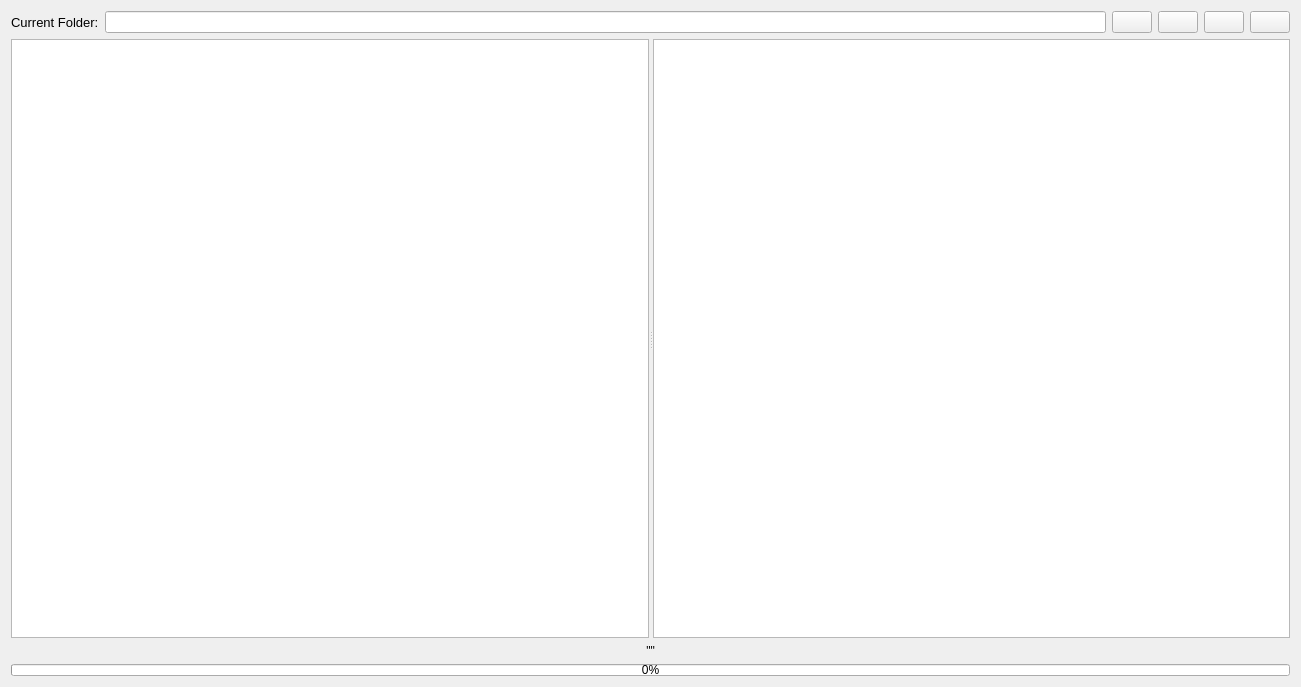
First picture: the form in files.ui, repository aumanimationstudios/Files, before the edit.
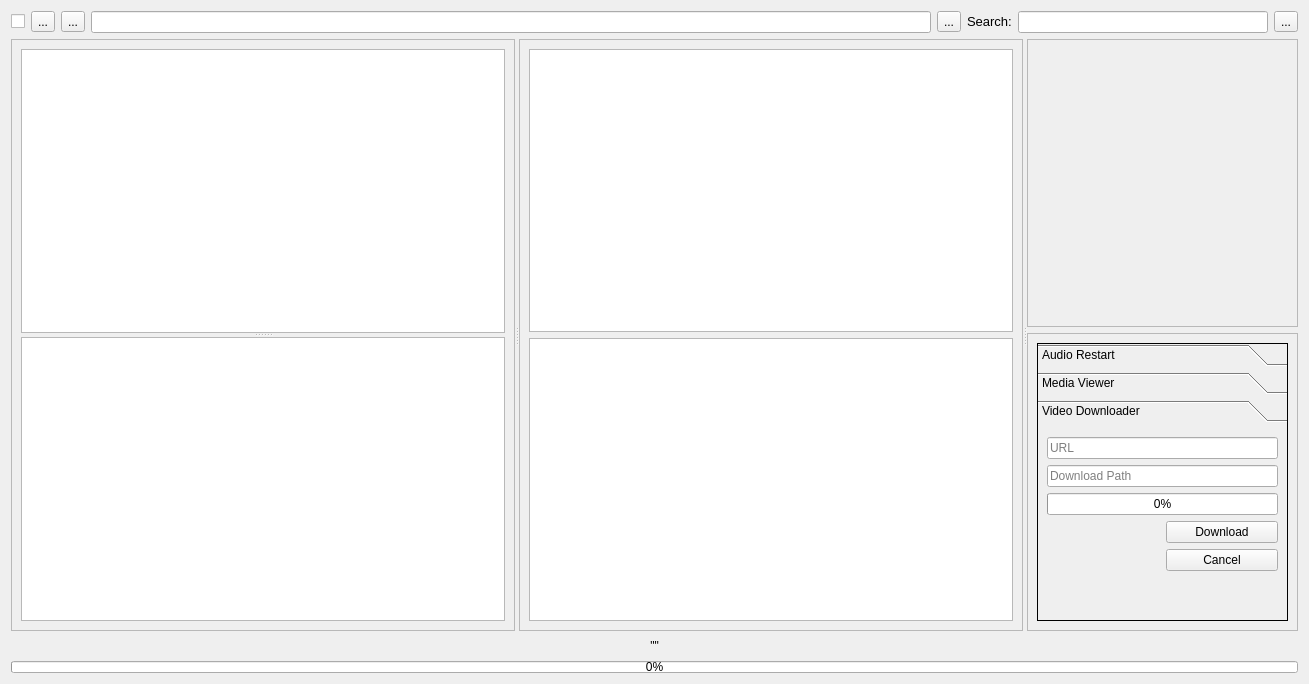
Second picture: the form after the edit. The open tabs and pages were chosen to show the change.

What changed in the file:
```diff
--- a/files.ui
+++ b/files.ui
@@ -2,12 +2,15 @@
 <ui version="4.0">
  <class>Form</class>
  <widget class="QWidget" name="Form">
+  <property name="enabled">
+   <bool>true</bool>
+  </property>
   <property name="geometry">
    <rect>
     <x>0</x>
     <y>0</y>
-    <width>1301</width>
-    <height>687</height>
+    <width>1309</width>
+    <height>684</height>
    </rect>
   </property>
   <property name="windowTitle">
@@ -16,80 +19,61 @@
   <property name="styleSheet">
    <string notr="true"/>
   </property>
-  <layout class="QGridLayout" name="gridLayout">
-   <item row="0" column="0">
-    <layout class="QHBoxLayout" name="horizontalLayout">
-     <item>
-      <widget class="QLabel" name="label">
-       <property name="font">
-        <font>
-         <pointsize>10</pointsize>
-        </font>
-       </property>
-       <property name="text">
-        <string>Current Folder:</string>
-       </property>
-      </widget>
-     </item>
-     <item>
-      <widget class="QLineEdit" name="currentFolder">
-       <property name="clearButtonEnabled">
-        <bool>true</bool>
-       </property>
-      </widget>
-     </item>
-     <item>
-      <widget class="QPushButton" name="pasteButton">
-       <property name="text">
-        <string/>
-       </property>
-      </widget>
-     </item>
-     <item>
-      <widget class="QPushButton" name="copyButton">
-       <property name="text">
-        <string/>
-       </property>
-      </widget>
-     </item>
-     <item>
-      <widget class="QPushButton" name="upButton">
-       <property name="text">
-        <string/>
-       </property>
-      </widget>
-     </item>
-     <item>
-      <widget class="QPushButton" name="goButton">
-       <property name="text">
-        <string/>
-       </property>
-      </widget>
-     </item>
-    </layout>
-   </item>
+  <layout class="QGridLayout" name="gridLayout_6">
    <item row="1" column="0">
-    <layout class="QVBoxLayout" name="verticalLayout">
-     <item>
-      <widget class="QSplitter" name="splitter">
-       <property name="enabled">
-        <bool>true</bool>
-       </property>
+    <widget class="QSplitter" name="v_splitter1">
+     <property name="orientation">
+      <enum>Qt::Horizontal</enum>
+     </property>
+     <widget class="QSplitter" name="v_splitter2">
+      <property name="orientation">
+       <enum>Qt::Horizontal</enum>
+      </property>
+      <widget class="QFrame" name="frame_1">
+       <property name="frameShape">
+        <enum>QFrame::StyledPanel</enum>
+       </property>
+       <property name="frameShadow">
+        <enum>QFrame::Raised</enum>
+       </property>
+       <layout class="QGridLayout" name="gridLayout_2">
+        <item row="0" column="0">
+         <widget class="QSplitter" name="h_splitter">
+          <property name="orientation">
+           <enum>Qt::Vertical</enum>
+          </property>
+          <widget class="QListView" name="favourites">
        <property name="sizePolicy">
-        <sizepolicy hsizetype="MinimumExpanding" vsizetype="Expanding">
+            <sizepolicy hsizetype="Expanding" vsizetype="Expanding">
          <horstretch>0</horstretch>
          <verstretch>0</verstretch>
         </sizepolicy>
        </property>
-       <property name="font">
-        <font/>
-       </property>
-       <property name="orientation">
-        <enum>Qt::Horizontal</enum>
-       </property>
-       <property name="opaqueResize">
-        <bool>true</bool>
-       </property>
+           <property name="minimumSize">
+            <size>
+             <width>256</width>
+             <height>0</height>
+            </size>
+           </property>
+           <property name="focusPolicy">
+            <enum>Qt::NoFocus</enum>
+           </property>
+           <property name="contextMenuPolicy">
+            <enum>Qt::CustomContextMenu</enum>
+           </property>
+           <property name="alternatingRowColors">
+            <bool>false</bool>
+           </property>
+           <property name="selectionMode">
+            <enum>QAbstractItemView::ExtendedSelection</enum>
+           </property>
+           <property name="textElideMode">
+            <enum>Qt::ElideMiddle</enum>
+           </property>
+           <property name="viewMode">
+            <enum>QListView::ListMode</enum>
+           </property>
+          </widget>
        <widget class="QTreeView" name="treeDirs">
         <property name="sizePolicy">
          <sizepolicy hsizetype="Expanding" vsizetype="Expanding">
@@ -131,6 +115,82 @@
          <bool>false</bool>
         </property>
        </widget>
+         </widget>
+        </item>
+       </layout>
+      </widget>
+      <widget class="QFrame" name="frame_2">
+       <property name="frameShape">
+        <enum>QFrame::StyledPanel</enum>
+       </property>
+       <property name="frameShadow">
+        <enum>QFrame::Raised</enum>
+       </property>
+       <layout class="QGridLayout" name="gridLayout_3">
+        <item row="0" column="0">
+         <layout class="QVBoxLayout" name="verticalLayout">
+          <property name="leftMargin">
+           <number>0</number>
+          </property>
+          <item>
+           <widget class="QListView" name="iconFiles">
+            <property name="focusPolicy">
+             <enum>Qt::NoFocus</enum>
+            </property>
+            <property name="contextMenuPolicy">
+             <enum>Qt::CustomContextMenu</enum>
+            </property>
+            <property name="defaultDropAction">
+             <enum>Qt::IgnoreAction</enum>
+            </property>
+            <property name="selectionMode">
+             <enum>QAbstractItemView::ExtendedSelection</enum>
+            </property>
+            <property name="iconSize">
+             <size>
+              <width>128</width>
+              <height>128</height>
+             </size>
+            </property>
+            <property name="textElideMode">
+             <enum>Qt::ElideRight</enum>
+            </property>
+            <property name="movement">
+             <enum>QListView::Static</enum>
+            </property>
+            <property name="flow">
+             <enum>QListView::LeftToRight</enum>
+            </property>
+            <property name="isWrapping" stdset="0">
+             <bool>true</bool>
+            </property>
+            <property name="resizeMode">
+             <enum>QListView::Adjust</enum>
+            </property>
+            <property name="layoutMode">
+             <enum>QListView::SinglePass</enum>
+            </property>
+            <property name="gridSize">
+             <size>
+              <width>200</width>
+              <height>200</height>
+             </size>
+            </property>
+            <property name="viewMode">
+             <enum>QListView::IconMode</enum>
+            </property>
+            <property name="modelColumn">
+             <number>0</number>
+            </property>
+            <property name="uniformItemSizes">
+             <bool>false</bool>
+            </property>
+            <property name="wordWrap">
+             <bool>true</bool>
+            </property>
+           </widget>
+          </item>
+          <item>
        <widget class="QTreeView" name="listFiles">
         <property name="sizePolicy">
          <sizepolicy hsizetype="MinimumExpanding" vsizetype="Expanding">
@@ -163,8 +223,272 @@
          <bool>false</bool>
         </property>
        </widget>
+          </item>
+         </layout>
+        </item>
+       </layout>
       </widget>
-     </item>
+     </widget>
+     <widget class="QWidget" name="layoutWidget">
+      <layout class="QGridLayout" name="gridLayout">
+       <property name="sizeConstraint">
+        <enum>QLayout::SetDefaultConstraint</enum>
+       </property>
+       <item row="1" column="0">
+        <widget class="QFrame" name="toolsFrame">
+         <property name="sizePolicy">
+          <sizepolicy hsizetype="Preferred" vsizetype="Preferred">
+           <horstretch>0</horstretch>
+           <verstretch>0</verstretch>
+          </sizepolicy>
+         </property>
+         <property name="maximumSize">
+          <size>
+           <width>16777215</width>
+           <height>16777215</height>
+          </size>
+         </property>
+         <property name="frameShape">
+          <enum>QFrame::StyledPanel</enum>
+         </property>
+         <property name="frameShadow">
+          <enum>QFrame::Raised</enum>
+         </property>
+         <layout class="QGridLayout" name="gridLayout_8">
+          <item row="0" column="0" alignment="Qt::AlignBottom">
+           <widget class="QToolBox" name="toolBox">
+            <property name="frameShape">
+             <enum>QFrame::Box</enum>
+            </property>
+            <property name="lineWidth">
+             <number>1</number>
+            </property>
+            <property name="midLineWidth">
+             <number>0</number>
+            </property>
+            <property name="currentIndex">
+             <number>0</number>
+            </property>
+            <property name="tabSpacing">
+             <number>6</number>
+            </property>
+            <widget class="QWidget" name="page1">
+             <property name="geometry">
+              <rect>
+               <x>0</x>
+               <y>0</y>
+               <width>239</width>
+               <height>92</height>
+              </rect>
+             </property>
+             <attribute name="label">
+              <string>Audio Restart</string>
+             </attribute>
+             <layout class="QGridLayout" name="gridLayout_10">
+              <item row="0" column="0">
+               <widget class="QPushButton" name="audioRestartButt">
+                <property name="sizePolicy">
+                 <sizepolicy hsizetype="MinimumExpanding" vsizetype="Fixed">
+                  <horstretch>0</horstretch>
+                  <verstretch>0</verstretch>
+                 </sizepolicy>
+                </property>
+                <property name="focusPolicy">
+                 <enum>Qt::NoFocus</enum>
+                </property>
+                <property name="text">
+                 <string>audio-restart</string>
+                </property>
+               </widget>
+              </item>
+              <item row="1" column="0">
+               <spacer name="verticalSpacer_2">
+                <property name="orientation">
+                 <enum>Qt::Vertical</enum>
+                </property>
+                <property name="sizeHint" stdset="0">
+                 <size>
+                  <width>20</width>
+                  <height>40</height>
+                 </size>
+                </property>
+               </spacer>
+              </item>
+             </layout>
+            </widget>
+            <widget class="QWidget" name="page2">
+             <property name="geometry">
+              <rect>
+               <x>0</x>
+               <y>0</y>
+               <width>239</width>
+               <height>92</height>
+              </rect>
+             </property>
+             <attribute name="label">
+              <string>Media Viewer</string>
+             </attribute>
+             <layout class="QGridLayout" name="gridLayout_12">
+              <item row="0" column="0">
+               <widget class="QPushButton" name="blenderMediaViewerButt">
+                <property name="sizePolicy">
+                 <sizepolicy hsizetype="MinimumExpanding" vsizetype="Fixed">
+                  <horstretch>0</horstretch>
+                  <verstretch>0</verstretch>
+                 </sizepolicy>
+                </property>
+                <property name="focusPolicy">
+                 <enum>Qt::NoFocus</enum>
+                </property>
+                <property name="text">
+                 <string>blender-media-viewer</string>
+                </property>
+               </widget>
+              </item>
+              <item row="1" column="0">
+               <spacer name="verticalSpacer_3">
+                <property name="orientation">
+                 <enum>Qt::Vertical</enum>
+                </property>
+                <property name="sizeHint" stdset="0">
+                 <size>
+                  <width>20</width>
+                  <height>40</height>
+                 </size>
+                </property>
+               </spacer>
+              </item>
+             </layout>
+            </widget>
+            <widget class="QWidget" name="page3">
+             <property name="geometry">
+              <rect>
+               <x>0</x>
+               <y>0</y>
+               <width>239</width>
+               <height>220</height>
+              </rect>
+             </property>
+             <attribute name="label">
+              <string>Video Downloader</string>
+             </attribute>
+             <layout class="QGridLayout" name="gridLayout_13">
+              <item row="0" column="0">
+               <layout class="QGridLayout" name="gridLayout_11">
+                <item row="9" column="1">
+                 <spacer name="verticalSpacer">
+                  <property name="orientation">
+                   <enum>Qt::Vertical</enum>
+                  </property>
+                  <property name="sizeHint" stdset="0">
+                   <size>
+                    <width>20</width>
+                    <height>40</height>
+                   </size>
+                  </property>
+                 </spacer>
+                </item>
+                <item row="8" column="1">
+                 <widget class="QPushButton" name="cancelButt">
+                  <property name="sizePolicy">
+                   <sizepolicy hsizetype="Preferred" vsizetype="Fixed">
+                    <horstretch>0</horstretch>
+                    <verstretch>0</verstretch>
+                   </sizepolicy>
+                  </property>
+                  <property name="focusPolicy">
+                   <enum>Qt::NoFocus</enum>
+                  </property>
+                  <property name="text">
+                   <string>Cancel</string>
+                  </property>
+                 </widget>
+                </item>
+                <item row="7" column="1">
+                 <widget class="QPushButton" name="downloadButt">
+                  <property name="sizePolicy">
+                   <sizepolicy hsizetype="Preferred" vsizetype="Fixed">
+                    <horstretch>0</horstretch>
+                    <verstretch>0</verstretch>
+                   </sizepolicy>
+                  </property>
+                  <property name="focusPolicy">
+                   <enum>Qt::NoFocus</enum>
+                  </property>
+                  <property name="text">
+                   <string>Download</string>
+                  </property>
+                 </widget>
+                </item>
+                <item row="6" column="0" colspan="2">
+                 <widget class="QProgressBar" name="downloadProgressBar">
+                  <property name="sizePolicy">
+                   <sizepolicy hsizetype="Preferred" vsizetype="Fixed">
+                    <horstretch>0</horstretch>
+                    <verstretch>0</verstretch>
+                   </sizepolicy>
+                  </property>
+                  <property name="value">
+                   <number>0</number>
+                  </property>
+                 </widget>
+                </item>
+                <item row="4" column="0" colspan="2">
+                 <widget class="QLineEdit" name="urlBox">
+                  <property name="focusPolicy">
+                   <enum>Qt::ClickFocus</enum>
+                  </property>
+                  <property name="placeholderText">
+                   <string>URL</string>
+                  </property>
+                 </widget>
+                </item>
+                <item row="5" column="0" colspan="2">
+                 <widget class="QLineEdit" name="pathBox">
+                  <property name="focusPolicy">
+                   <enum>Qt::ClickFocus</enum>
+                  </property>
+                  <property name="placeholderText">
+                   <string>Download Path</string>
+                  </property>
+                 </widget>
+                </item>
+               </layout>
+              </item>
+             </layout>
+            </widget>
+           </widget>
+          </item>
+         </layout>
+        </widget>
+       </item>
+       <item row="0" column="0">
+        <widget class="QFrame" name="infoFrame">
+         <property name="sizePolicy">
+          <sizepolicy hsizetype="Preferred" vsizetype="Preferred">
+           <horstretch>0</horstretch>
+           <verstretch>0</verstretch>
+          </sizepolicy>
+         </property>
+         <property name="frameShape">
+          <enum>QFrame::StyledPanel</enum>
+         </property>
+         <property name="frameShadow">
+          <enum>QFrame::Raised</enum>
+         </property>
+         <layout class="QGridLayout" name="gridLayout_5">
+          <item row="1" column="0">
+           <layout class="QGridLayout" name="gridLayout_4"/>
+          </item>
+         </layout>
+        </widget>
+       </item>
+      </layout>
+     </widget>
+    </widget>
+   </item>
+   <item row="2" column="0">
+    <layout class="QVBoxLayout" name="verticalLayout_2">
      <item>
       <widget class="QLabel" name="messages">
        <property name="maximumSize">
@@ -208,6 +532,107 @@
      </item>
     </layout>
    </item>
+   <item row="0" column="0">
+    <layout class="QHBoxLayout" name="horizontalLayout">
+     <property name="sizeConstraint">
+      <enum>QLayout::SetDefaultConstraint</enum>
+     </property>
+     <item>
+      <widget class="QCheckBox" name="themeButton">
+       <property name="focusPolicy">
+        <enum>Qt::NoFocus</enum>
+       </property>
+       <property name="text">
+        <string/>
+       </property>
+      </widget>
+     </item>
+     <item>
+      <widget class="QToolButton" name="changeViewButt">
+       <property name="focusPolicy">
+        <enum>Qt::NoFocus</enum>
+       </property>
+       <property name="text">
+        <string>...</string>
+       </property>
+      </widget>
+     </item>
+     <item>
+      <widget class="QToolButton" name="previousDirButt">
+       <property name="focusPolicy">
+        <enum>Qt::NoFocus</enum>
+       </property>
+       <property name="text">
+        <string>...</string>
+       </property>
+      </widget>
+     </item>
+     <item>
+      <widget class="QLineEdit" name="currentFolderBox">
+       <property name="focusPolicy">
+        <enum>Qt::ClickFocus</enum>
+       </property>
+       <property name="clearButtonEnabled">
+        <bool>true</bool>
+       </property>
+      </widget>
+     </item>
+     <item>
+      <widget class="QToolButton" name="changeDirButt">
+       <property name="focusPolicy">
+        <enum>Qt::NoFocus</enum>
+       </property>
+       <property name="text">
+        <string>...</string>
+       </property>
+      </widget>
+     </item>
+     <item>
+      <widget class="QLabel" name="label_2">
+       <property name="sizePolicy">
+        <sizepolicy hsizetype="Preferred" vsizetype="Fixed">
+         <horstretch>0</horstretch>
+         <verstretch>0</verstretch>
+        </sizepolicy>
+       </property>
+       <property name="font">
+        <font>
+         <pointsize>10</pointsize>
+        </font>
+       </property>
+       <property name="text">
+        <string>Search:</string>
+       </property>
+      </widget>
+     </item>
+     <item>
+      <widget class="QLineEdit" name="searchBox">
+       <property name="maximumSize">
+        <size>
+         <width>250</width>
+         <height>16777215</height>
+        </size>
+       </property>
+       <property name="focusPolicy">
+        <enum>Qt::StrongFocus</enum>
+       </property>
+       <property name="clearButtonEnabled">
+        <bool>true</bool>
+       </property>
+      </widget>
+     </item>
+     <item>
+      <widget class="QToolButton" name="searchButt">
+       <property name="focusPolicy">
+        <enum>Qt::NoFocus</enum>
+       </property>
+       <property name="text">
+        <string>...</string>
+       </property>
+      </widget>
+     </item>
+    </layout>
+   </item>
   </layout>
  </widget>
  <resources/>
```
Left out of the diff: 11 changed lines with no effect on the pictures. Lines whose indentation alone changed are shown as unchanged.
